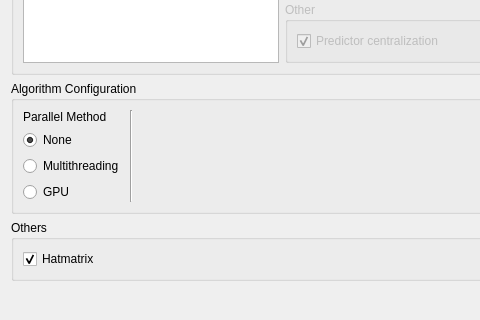
Old version of the form gwmmultiscalegwroptionsdialog.ui in the repository GWmodel-Lab/GWmodelS; both pictures show x 0 to 480 and y 615 to 935 of the 738 by 935 pixel window.
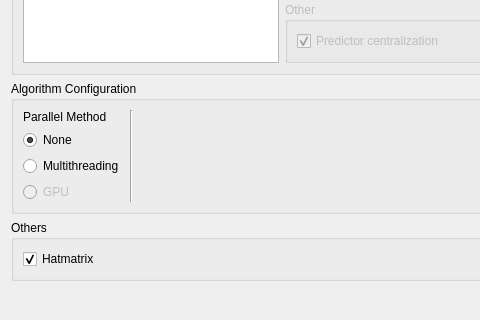
New version of the form. Custom widgets are drawn as their Qt base class.

Commit message: 修改：Multiscale 去掉 GPU 选项

Patch:
```diff
--- a/gwmmultiscalegwroptionsdialog.ui
+++ b/gwmmultiscalegwroptionsdialog.ui
@@ -827,6 +827,9 @@
         </item>
         <item>
          <widget class="QRadioButton" name="mCalcParallelGPURadio">
+          <property name="enabled">
+           <bool>false</bool>
+          </property>
           <property name="sizePolicy">
            <sizepolicy hsizetype="Fixed" vsizetype="Fixed">
             <horstretch>0</horstretch>
```
The commit also changes 2 other files.
